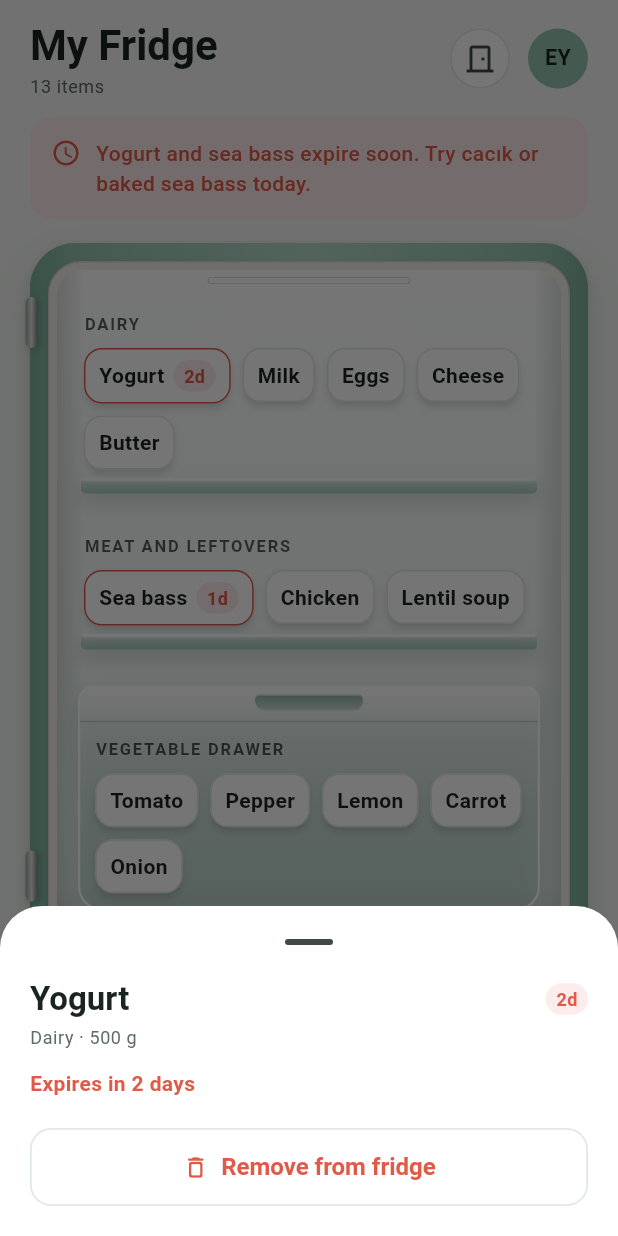
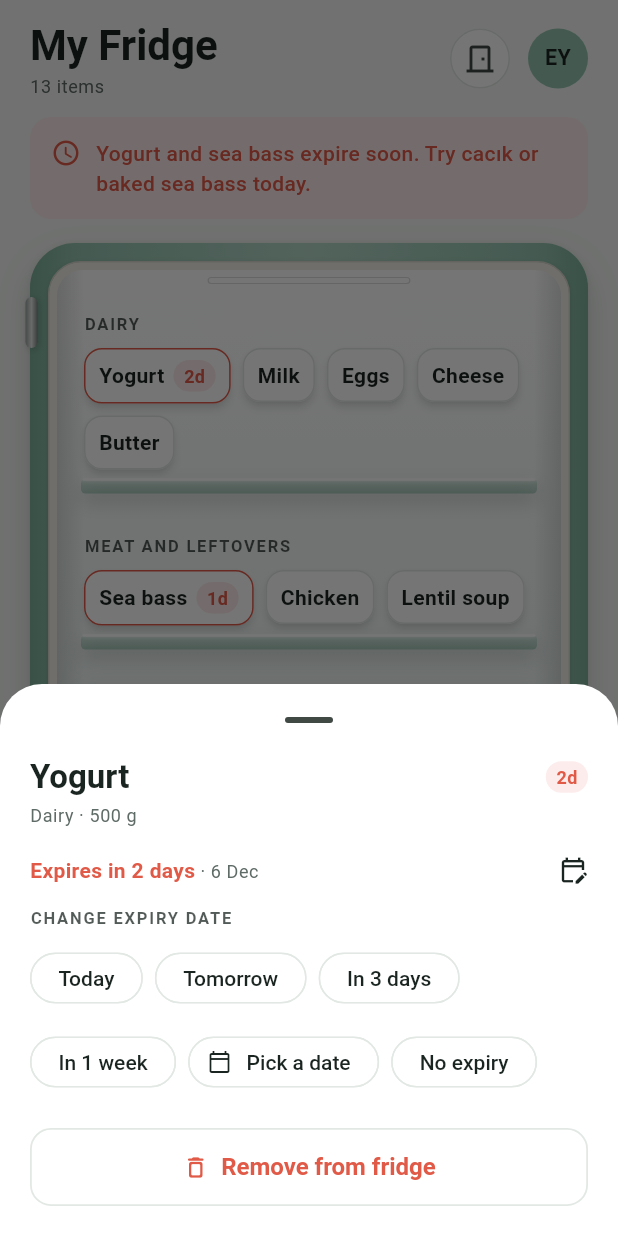
Before and after one commit to akkusaras/Frigo, a Flutter app: the FridgeScreen screen opened by its route, after a tap on "Yogurt", on a phone screen of 412 x 824 dp. Run offline on Flutter 3.47's test engine with Material 3 defaults, Android fonts, the phone set to English and light mode, and no system bars; our stand-ins replace flutter_riverpod, go_router, shared_preferences, wakelock_plus; accounts and stored records are empty.

Commit message:
feat: edit expiry dates of existing fridge items (Task 13)
- FridgeNotifier.updateExpiry sets or clears an item's expiry (date-only)
  and persists immediately through FridgeRepository.
- Item detail sheet is now a live IngredientDetailsSheet with quick
  day-offset chips, a date picker (also opened by tapping the expiry
  line) and a "No expiry" action; tile badges and the banner update live.
- Add test/expiry_editing_test.dart covering state, persistence across
  restarts and the sheet interactions.

```diff
--- a/lib/features/fridge/fridge_screen.dart
+++ b/lib/features/fridge/fridge_screen.dart
@@ -4,6 +4,7 @@ import 'package:flutter_riverpod/flutter_riverpod.dart';
 
 import '../../core/router/app_router.dart';
 import '../../core/theme/app_colors.dart';
+import '../../core/utils/date_format.dart';
 import '../../core/widgets/frigo_widgets.dart';
 import '../../models/models.dart';
 import '../../providers/fridge_overview_provider.dart';
@@ -183,7 +184,7 @@ class _ItemTile extends ConsumerWidget {
         borderRadius: BorderRadius.circular(12),
         onTap: () {
           HapticFeedback.lightImpact();
-          _showDetails(context, ref, item, badge);
+          _showDetails(context, item);
         },
         child: Padding(
           padding: const EdgeInsets.symmetric(horizontal: 10, vertical: 8),
@@ -208,13 +209,56 @@ class _ItemTile extends ConsumerWidget {
     );
   }
 
-  static Future<void> _showDetails(
-    BuildContext context,
-    WidgetRef ref,
-    Ingredient item,
-    String? badge,
-  ) {
-    final now = ref.read(clockProvider)();
+  static Future<void> _showDetails(BuildContext context, Ingredient item) {
+    return showModalBottomSheet<void>(
+      context: context,
+      backgroundColor: AppColors.card,
+      showDragHandle: true,
+      isScrollControlled: true,
+      builder: (sheetContext) => IngredientDetailsSheet(
+        ingredientId: item.id,
+        onRemoved: (name) => ScaffoldMessenger.of(context)
+          ..hideCurrentSnackBar()
+          ..showSnackBar(SnackBar(content: Text('$name removed'))),
+      ),
+    );
+  }
+}
+
+/// Bottom sheet for a single fridge item: shows its shelf, quantity and
+/// expiry, lets the user change the expiry date (quick day offsets or a
+/// calendar picker) and remove the item. Watches [fridgeProvider] so every
+/// edit is reflected in place.
+class IngredientDetailsSheet extends ConsumerWidget {
+  const IngredientDetailsSheet({
+    super.key,
+    required this.ingredientId,
+    this.onRemoved,
+  });
+
+  final String ingredientId;
+
+  /// Called with the item's name after it is removed from the fridge.
+  final ValueChanged<String>? onRemoved;
+
+  static const _quickOffsets = [
+    (label: 'Today', days: 0),
+    (label: 'Tomorrow', days: 1),
+    (label: 'In 3 days', days: 3),
+    (label: 'In 1 week', days: 7),
+  ];
+
+  @override
+  Widget build(BuildContext context, WidgetRef ref) {
+    final item = ref
+        .watch(fridgeProvider)
+        .where((i) => i.id == ingredientId)
+        .firstOrNull;
+    if (item == null) return const SizedBox.shrink();
+
+    final now = ref.watch(clockProvider)();
+    final today = DateTime(now.year, now.month, now.day);
+    final badge = item.expiryBadge(now);
     final days = item.daysUntilExpiry(now);
     final expiryText = switch (days) {
       null => 'No expiry date',
@@ -224,12 +268,34 @@ class _ItemTile extends ConsumerWidget {
       _ => 'Expires in $days days',
     };
     final textTheme = Theme.of(context).textTheme;
+    final notifier = ref.read(fridgeProvider.notifier);
 
-    return showModalBottomSheet<void>(
+    void setExpiry(DateTime? date) {
+      HapticFeedback.lightImpact();
+      notifier.updateExpiry(item.id, date);
+    }
+
+    Future<void> pickDate() async {
+      final current = item.expiresOn;
+      final first = today.subtract(const Duration(days: 365));
+      final last = today.add(const Duration(days: 365 * 3));
+      var initial = current == null
+          ? today
+          : DateTime(current.year, current.month, current.day);
+      if (initial.isBefore(first)) initial = first;
+      if (initial.isAfter(last)) initial = last;
+      final picked = await showDatePicker(
         context: context,
-      backgroundColor: AppColors.card,
-      showDragHandle: true,
-      builder: (sheetContext) => SafeArea(
+        initialDate: initial,
+        firstDate: first,
+        lastDate: last,
+        helpText: 'Expiry date',
+        confirmText: 'Save',
+      );
+      if (picked != null) setExpiry(picked);
+    }
+
+    return SafeArea(
       child: Padding(
         padding: const EdgeInsets.fromLTRB(20, 0, 20, 20),
         child: Column(
@@ -251,12 +317,79 @@ class _ItemTile extends ConsumerWidget {
               style: textTheme.bodySmall,
             ),
             const SizedBox(height: 12),
-              Text(
-                expiryText,
+            InkWell(
+              key: const Key('expiry-edit'),
+              borderRadius: BorderRadius.circular(8),
+              onTap: pickDate,
+              child: Padding(
+                padding: const EdgeInsets.symmetric(vertical: 6),
+                child: Row(
+                  children: [
+                    Expanded(
+                      child: Text.rich(
+                        TextSpan(
+                          children: [
+                            TextSpan(
+                              text: expiryText,
                               style: TextStyle(
-                  color: badge != null ? AppColors.coral : AppColors.charcoal,
+                                color: badge != null
+                                    ? AppColors.coral
+                                    : AppColors.charcoal,
                                 fontWeight: FontWeight.w600,
                               ),
+                            ),
+                            if (item.expiresOn != null)
+                              TextSpan(
+                                text: ' · ${formatShortDate(item.expiresOn!)}',
+                                style: textTheme.bodySmall,
+                              ),
+                          ],
+                        ),
+                      ),
+                    ),
+                    const Icon(
+                      Icons.edit_calendar_outlined,
+                      size: 20,
+                      color: AppColors.charcoal,
+                      semanticLabel: 'Edit expiry date',
+                    ),
+                  ],
+                ),
+              ),
+            ),
+            const SizedBox(height: 8),
+            Text(
+              'CHANGE EXPIRY DATE',
+              style: textTheme.labelSmall?.copyWith(
+                color: AppColors.charcoal.withValues(alpha: 0.75),
+                letterSpacing: 1.2,
+              ),
+            ),
+            const SizedBox(height: 8),
+            Wrap(
+              spacing: 8,
+              runSpacing: 8,
+              children: [
+                for (final offset in _quickOffsets)
+                  ActionChip(
+                    key: Key('expiry-offset-${offset.days}'),
+                    label: Text(offset.label),
+                    onPressed: () =>
+                        setExpiry(today.add(Duration(days: offset.days))),
+                  ),
+                ActionChip(
+                  key: const Key('expiry-pick-date'),
+                  avatar: const Icon(Icons.calendar_today_outlined, size: 16),
+                  label: const Text('Pick a date'),
+                  onPressed: pickDate,
+                ),
+                if (item.expiresOn != null)
+                  ActionChip(
+                    key: const Key('expiry-clear'),
+                    label: const Text('No expiry'),
+                    onPressed: () => setExpiry(null),
+                  ),
+              ],
             ),
             const SizedBox(height: 20),
             SizedBox(
@@ -266,13 +399,9 @@ class _ItemTile extends ConsumerWidget {
                   foregroundColor: AppColors.coral,
                 ),
                 onPressed: () {
-                    ref.read(fridgeProvider.notifier).remove(item.id);
-                    Navigator.of(sheetContext).pop();
-                    ScaffoldMessenger.of(context)
-                      ..hideCurrentSnackBar()
-                      ..showSnackBar(
-                        SnackBar(content: Text('${item.name} removed')),
-                      );
+                  Navigator.of(context).pop();
+                  notifier.remove(item.id);
+                  onRemoved?.call(item.name);
                 },
                 icon: const Icon(Icons.delete_outline_rounded),
                 label: const Text('Remove from fridge'),
@@ -281,7 +410,6 @@ class _ItemTile extends ConsumerWidget {
           ],
         ),
       ),
-      ),
     );
   }
 }
```
Also changed, not shown: lib/providers/fridge_provider.dart (+24 -2 lines), 3 other files. Lines whose indentation alone changed are shown as unchanged.
